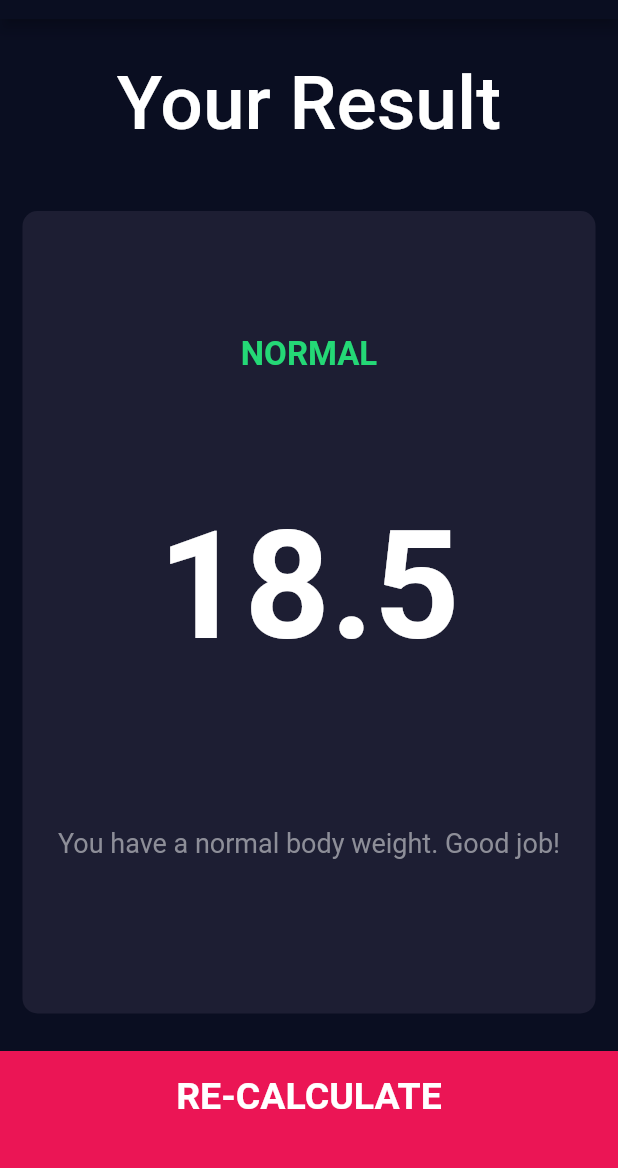
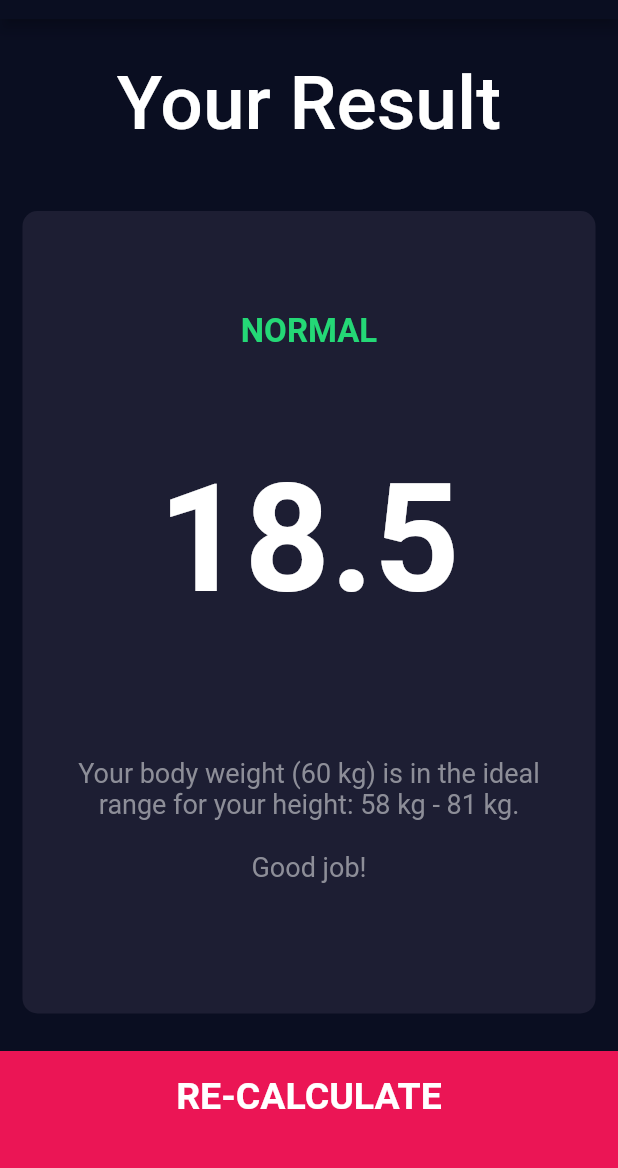
Before and after one commit to nonbeing/bmi-calculator-flutter, a Flutter app: the screen it shows after launch, after a tap on "CALCULATE", on a phone screen of 412 x 824 dp, the part 65-1233 px from its top. Run offline on Flutter 3.47's test engine with Material 2 defaults, Android fonts, the phone set to English and light mode, and no system bars; our stand-ins replace font_awesome_flutter.

```diff
--- a/lib/calculator_brain.dart
+++ b/lib/calculator_brain.dart
@@ -4,6 +4,8 @@ class CalculatorBrain {
   final int height;
   final int weight;
   double _bmi;
+  String _idealWeight1;
+  String _idealWeight2;
 
   CalculatorBrain({this.height, this.weight});
 
@@ -12,29 +14,37 @@ class CalculatorBrain {
     return _bmi.toStringAsFixed(1);
   }
 
+  void calculateIdealWeightRange() {
+    _idealWeight1 = (pow(height / 100, 2) * 18).toStringAsFixed(0);
+    _idealWeight2 = (pow(height / 100, 2) * 25).toStringAsFixed(0);
+  }
+
   Map<String, String> getResults() {
+    calculateIdealWeightRange();
+
     if (_bmi > 30)
       return {
         'result': 'Obese',
         'interpretation':
-            'You have a higher body weight than normal, and at an increased risk of associated health problems. Try to lose weight with suitable diet and exercise.'
+            'Your body weight ($weight kg) is higher than normal. \n\nThe ideal weight range for your height is: $_idealWeight1 kg - $_idealWeight2 kg. \n\n You are at an increased risk of certain health problems. Try to lose weight with suitable diet and exercise.'
       };
     else if (_bmi > 25 && _bmi < 30)
       return {
         'result': 'Overweight',
         'interpretation':
-            'You have a higher body weight than normal. Try to lose some weight with suitable diet and exercise.'
+            'Your body weight ($weight kg) is higher than normal. \n\nThe ideal weight range for your height is: $_idealWeight1 kg - $_idealWeight2 kg.'
       };
     else if (_bmi > 18.5 && _bmi < 25)
       return {
         'result': 'Normal',
-        'interpretation': 'You have a normal body weight. Good job!'
+        'interpretation':
+            'Your body weight ($weight kg) is in the ideal range for your height: $_idealWeight1 kg - $_idealWeight2 kg. \n\nGood job!'
       };
     else
       return {
         'result': 'Underweight',
         'interpretation':
-            'You have a lower body weight than normal. Try to gain some weight with suitable diet and exercise.'
+            'Your body weight ($weight kg) is lower than normal. \n\nThe ideal weight range for your height is: $_idealWeight1 kg - $_idealWeight2 kg.'
       };
   }
 }
--- a/lib/main.dart
+++ b/lib/main.dart
@@ -1,12 +1,17 @@
 import 'package:flutter/material.dart';
 import 'package:bmi_calculator/screens/input_page.dart';
 import 'package:bmi_calculator/constants.dart';
+import 'package:flutter/services.dart';
 
 void main() => runApp(BMICalculator());
 
 class BMICalculator extends StatelessWidget {
   @override
   Widget build(BuildContext context) {
+    SystemChrome.setPreferredOrientations([
+      DeviceOrientation.portraitUp,
+      DeviceOrientation.portraitDown,
+    ]);
     return MaterialApp(
       theme: ThemeData(
         primaryColor: mainThemeColor,
```
